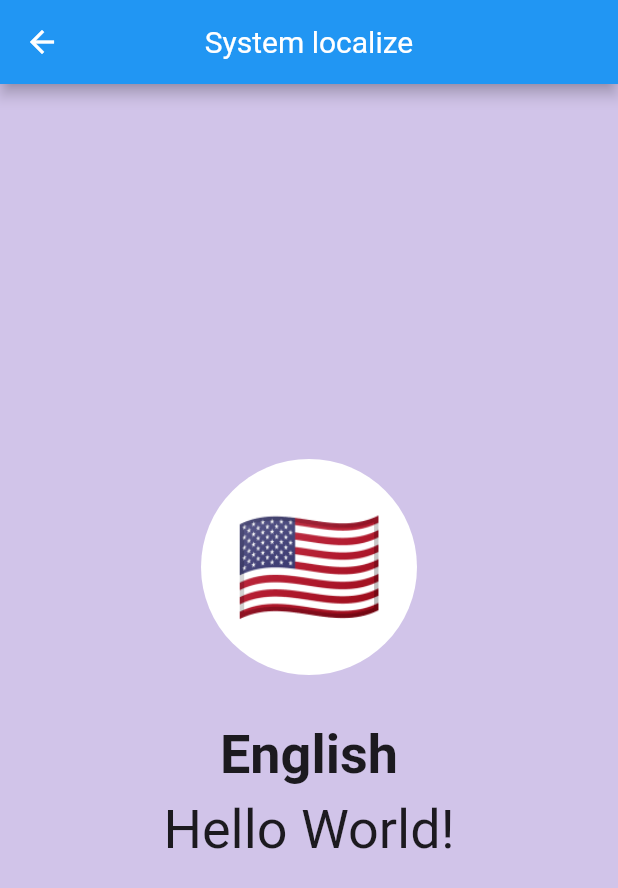
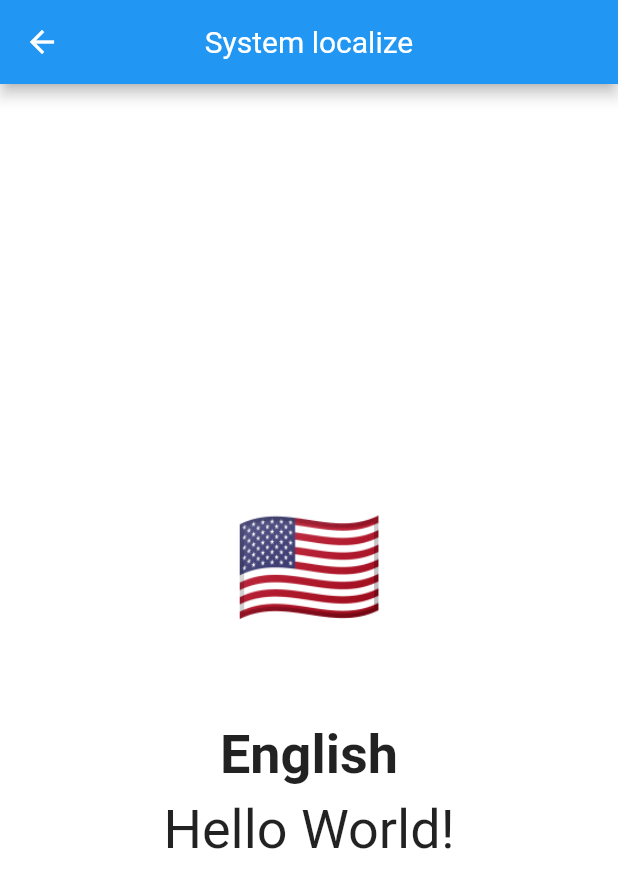
Before and after one commit to RupBarad/Flutter, a Flutter app: the screen it shows after launch, after a tap on "System localize", on a phone screen of 412 x 824 dp. Shown: the top 888 px of the screen. Run offline on Flutter 3.47's test engine with Material 2 defaults, Android fonts, the phone set to English and light mode, and no system bars; generated files the repository leaves out were written again.

Commit message:
- Created class for custom widget and implement it in page

```diff
--- a/lib/main.dart
+++ b/lib/main.dart
@@ -22,7 +22,7 @@ class MyApp extends StatelessWidget {
         debugShowCheckedModeBanner: false,
         title: 'Splash Screen',
         theme: ThemeData(
-          scaffoldBackgroundColor: Colors.deepPurple.shade100,
+          scaffoldBackgroundColor: Colors.white,
           primaryColor: Colors.deepPurpleAccent,
           fontFamily: 'Roboto'
         ),
--- a/lib/module/home.dart
+++ b/lib/module/home.dart
@@ -2,79 +2,86 @@ import 'package:flutter/material.dart';
 import 'package:flutter_examples/module/auth/login.dart';
 import 'package:flutter_examples/module/localize/LocalizationAppPage.dart';
 import 'package:flutter_examples/module/localize/LocalizationSystemPage.dart';
+import 'package:flutter_examples/widget/button_default.dart';
+import 'package:flutter_examples/widget/custom_text_style.dart';
+import 'package:flutter_examples/widget/heading1_text.dart';
+import 'package:flutter_examples/widget/button_round.dart';
 import 'package:flutter_gen/gen_l10n/app_localizations.dart';
 
-class HomeScreen extends StatelessWidget {
+class HomeScreen extends StatefulWidget {
+  @override
+  _HomeState createState() => _HomeState();
+}
+
+class _HomeState extends State<HomeScreen> {
+
   @override
   Widget build(BuildContext context) {
     return Scaffold(
         //appBar: AppBar(title:Text("Second screen")),
         body: SafeArea(
             child: Container(
-                width: double.infinity,
+                width: MediaQuery.of(context).size.width,
                 height: MediaQuery.of(context).size.height,
                 padding:
                     const EdgeInsets.symmetric(horizontal: 30, vertical: 30),
                 child: Column(
                     mainAxisAlignment: MainAxisAlignment.spaceBetween,
+                    mainAxisSize: MainAxisSize.max,
                     children: [
                       Column(
                         crossAxisAlignment: CrossAxisAlignment.center,
                         children: [
+                          const SizedBox(
+                            height: 20,
+                          ),
+                          //Heading1Text.withText(AppLocalizations.of(context)!.helloWorld),
+                          Heading1Text.withCallback(
+                              AppLocalizations.of(context)!.helloWorld, () {
+                            print("Click hello word");
+                          }),
+                          const SizedBox(
+                            height: 10,
+                          ),
                           Text(
-                            AppLocalizations.of(context)!.helloWorld,
-                            style: TextStyle(
-                                fontWeight: FontWeight.bold, fontSize: 40),
+                            AppLocalizations.of(context)!.homeInfo,
+                            textAlign: TextAlign.center,
+                            style: CustomTextStyle.nameOfTextStyle,
                           ),
                           const SizedBox(
                             height: 30,
                           ),
+                          Row(
+                            mainAxisSize: MainAxisSize.max,
+                            mainAxisAlignment: MainAxisAlignment.center,
+                            children: [
                               Text(
-                            "Automatic identity verification which enable you to verify your identity",
+                              AppLocalizations.of(context)!.translate,
                               textAlign: TextAlign.center,
-                            style: TextStyle(
-                                color: Colors.grey[700], fontSize: 15),
+                              style: CustomTextStyle.labelOfTextStyle,
                             ),
                               const SizedBox(
-                            height: 30,
+                                width: 30,
                               ),
-                          MaterialButton(
-                            minWidth: double.minPositive,
-                            height: 40,
-                            onPressed: () {
-                              Navigator.push(context, MaterialPageRoute(builder: (context) => LocalizationSystemPage()));
-                            },
-                            color: Colors.white,
-                           /* shape: RoundedRectangleBorder(
-                                borderRadius: BorderRadius.circular(40)),*/
-                            child: Text(
-                              AppLocalizations.of(context)!.pageSystemLocalizeTitle,
-                              style: const TextStyle(
-                                fontWeight: FontWeight.w600,
-                                color: Colors.black,
-                                fontSize: 16,
-                              ),
-                            ),
-                          ),
+                              ButtonDefault.withCallback(
+                                  AppLocalizations.of(context)!.pageSystemLocalizeTitle, () {
+                                Navigator.push(
+                                    context,
+                                    MaterialPageRoute(
+                                        builder: (context) =>
+                                            LocalizationSystemPage()));
+                              }),
+                              ButtonDefault.withCallback(
+                                  AppLocalizations.of(context)!.pageAppLocalizeTitle, () {
+                                Navigator.push(
+                                    context,
+                                    MaterialPageRoute(
+                                        builder: (context) => LocalizationAppPage()));
+                              })
+                            ],
+                          )
+                          ,
 
-                          MaterialButton(
-                            minWidth: double.minPositive,
-                            height: 40,
-                            onPressed: () {
-                              Navigator.push(context, MaterialPageRoute(builder: (context) => LocalizationAppPage()));
-                            },
-                            color: Colors.white,
-                            /* shape: RoundedRectangleBorder(
-                                borderRadius: BorderRadius.circular(40)),*/
-                            child: Text(
-                              AppLocalizations.of(context)!.pageAppLocalizeTitle,
-                              style: const TextStyle(
-                                fontWeight: FontWeight.w600,
-                                color: Colors.black,
-                                fontSize: 16,
-                              ),
-                            ),
-                          )
 
                         ],
                       ),
@@ -87,44 +94,32 @@ class HomeScreen extends StatelessWidget {
                                 image:
                                     AssetImage('assets/images/ac_logo.png'))),
                       ),
-                      MaterialButton(
-                        minWidth: double.infinity,
-                        height: 60,
-                        onPressed: () {
+                      /*CustomButton(
+                        onTap: () {
+                          //print('custom button click');
+                          setState(() {
+                            weight = weight - 1;
+                          });
+                        },
+                        icon: Icons.arrow_downward,
+                      ),*/
+                      //Login button
+                      ButtonRound.withCallback(
+                          AppLocalizations.of(context)!.login, () {
                         Navigator.push(
                             context,
                             MaterialPageRoute(
                                 builder: (context) => LoginScreen()));
-                        },
-                        color: Colors.indigoAccent[400],
-                        shape: RoundedRectangleBorder(
-                            side: const BorderSide(
-                              color: Colors.black,
-                            ),
-                            borderRadius: BorderRadius.circular(40)),
-                        child: const Text(
-                          "Login",
-                          style: TextStyle(
-                              fontWeight: FontWeight.w600,
-                              fontSize: 16,
-                              color: Colors.white70),
-                        ),
-                      ),
-                      MaterialButton(
-                        minWidth: double.infinity,
-                        height: 60,
-                        onPressed: () {},
-                        color: Colors.redAccent,
-                        shape: RoundedRectangleBorder(
-                            borderRadius: BorderRadius.circular(40)),
-                        child: const Text(
-                          "Sign UP",
-                          style: TextStyle(
-                            fontWeight: FontWeight.w600,
-                            fontSize: 16,
-                          ),
-                        ),
-                      ),
+                      }),
+                      //Sign up
+                      ButtonRound.withCallback(
+                          AppLocalizations.of(context)!.signUp, () {
+                        print("Sign up button click");
+                        /*Navigator.push(
+                                context,
+                                MaterialPageRoute(
+                                    builder: (context) => LoginScreen()));*/
+                      }),
                     ]))));
   }
 }
--- /dev/null
+++ b/lib/widget/button_default.dart
@@ -0,0 +1,56 @@
+
+import 'package:flutter/material.dart';
+
+class ButtonDefault extends StatelessWidget {
+  String text = "";
+  double fontSize = 16;
+  FontWeight fontWeight = FontWeight.w600;
+  Color? buttonColor = Colors.white;
+  Color? buttonTextColor = Colors.blue;
+  double wordSpacing = 5;
+  VoidCallback? onClick = null;
+
+  double radius = 40;
+  Color borderColor = Colors.black26;
+
+  double buttonWidth = 50;
+  double buttonHeight = 50;
+  double marginLeft = 10;
+  double marginRight = 10;
+  double marginTop = 5;
+  double marginBottom = 10;
+
+  ButtonDefault.withText(this.text){
+  }
+  ButtonDefault.withCallback(this.text, this.onClick);
+
+  @override
+  Widget build(BuildContext context) {
+    return Container(
+      margin:  EdgeInsets.only(left: marginLeft, top:marginTop, right: marginRight, bottom:marginBottom),
+      child:  MaterialButton(
+        minWidth: double.minPositive,
+        height: buttonHeight,
+        onPressed: () {
+          onClick?.call();
+        },
+        color: buttonColor,
+        /*shape: RoundedRectangleBorder(
+            side: BorderSide(
+              color: borderColor,
+            ),
+            borderRadius: BorderRadius.circular(radius)),*/
+        child: Text(
+          text,
+          style: TextStyle(
+              fontWeight: fontWeight,
+              fontSize: fontSize,
+              color: buttonTextColor),
+        ),
+      )
+
+    );
+  }
+
+
+}
--- /dev/null
+++ b/lib/widget/button_round.dart
@@ -0,0 +1,55 @@
+
+import 'package:flutter/material.dart';
+
+class ButtonRound extends StatelessWidget {
+  String text = "";
+  double fontSize = 16;
+  FontWeight fontWeight = FontWeight.w600;
+  Color? buttonColor = Colors.red[300];
+  Color? buttonTextColor = Colors.white;
+  double wordSpacing = 5;
+  VoidCallback? onClick = null;
+
+  double radius = 40;
+  Color borderColor = Colors.black26;
+
+  double buttonHeight = 50;
+  double marginLeft = 10;
+  double marginRight = 10;
+  double marginTop = 5;
+  double marginBottom = 10;
+
+  ButtonRound.withText(this.text){
+  }
+  ButtonRound.withCallback(this.text, this.onClick);
+
+  @override
+  Widget build(BuildContext context) {
+    return Container(
+      margin:  EdgeInsets.only(left: marginLeft, top:marginTop, right: marginRight, bottom:marginBottom),
+      child:  MaterialButton(
+        minWidth: MediaQuery.of(context).size.width/2,
+        height: buttonHeight,
+        onPressed: () {
+          onClick?.call();
+        },
+        color: buttonColor,
+        shape: RoundedRectangleBorder(
+            side: BorderSide(
+              color: borderColor,
+            ),
+            borderRadius: BorderRadius.circular(radius)),
+        child: Text(
+          text,
+          style: TextStyle(
+              fontWeight: fontWeight,
+              fontSize: fontSize,
+              color: buttonTextColor),
+        ),
+      )
+
+    );
+  }
+
+
+}
--- /dev/null
+++ b/lib/widget/heading1_text.dart
@@ -0,0 +1,50 @@
+
+import 'package:flutter/material.dart';
+
+class Heading1Text extends StatelessWidget {
+  String text = "";
+  double size = 40;
+  FontWeight fontWeight = FontWeight.bold;
+  Color color = Colors.black;
+  double wordSpacing = 5;
+  VoidCallback? onClick = null;
+
+   Heading1Text({
+    required this.text, required this.size, required this.fontWeight, required this.color, required this.wordSpacing, required this.onClick,
+  });
+
+  Heading1Text.withText(this.text){
+  }
+  Heading1Text.withCallback(this.text, this.onClick);
+
+  @override
+  Widget build(BuildContext context) {
+    return Container(
+      margin: const EdgeInsets.only(left: 20, top:5, right: 20, bottom:10),
+      child: onClick == null
+          ? Text(
+        text,
+        style: TextStyle(
+          fontSize: size,
+          fontWeight: fontWeight,
+          color: color,
+          wordSpacing: wordSpacing,
+        ),
+      )
+          : TextButton(
+        onPressed: () {
+          onClick?.call();
+        },
+        child: Text(
+          text,
+          style: TextStyle(
+            fontSize: size,
+            fontWeight: fontWeight,
+            color: color,
+            wordSpacing: wordSpacing,
+          ),
+        ),
+      ),
+    );
+  }
+}
```
Also changed, not shown: lib/l10n/app_en.arb (+8 -1 lines), lib/widget/custom_button.dart (added, +22 -0 lines), lib/widget/custom_column.dart (added, +26 -0 lines), lib/widget/custom_container.dart (added, +29 -0 lines), lib/widget/custom_text_style.dart (added, +18 -0 lines), 2 other files. Lines whose indentation alone changed are shown as unchanged.
